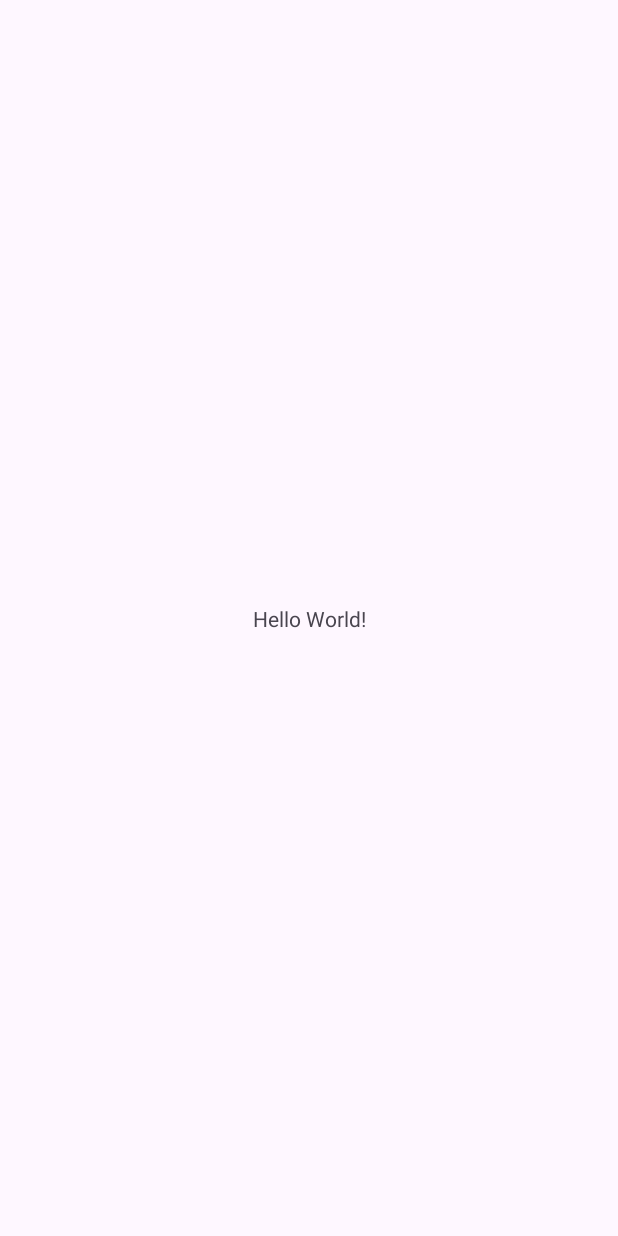
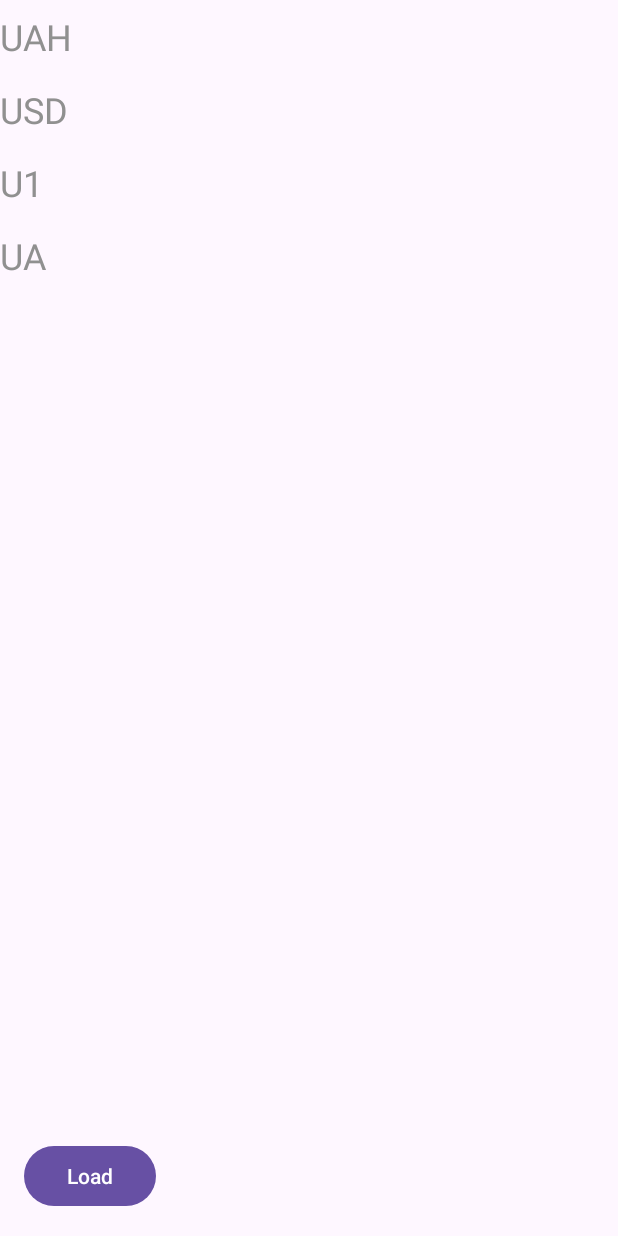
Before and after one commit to Mus-42/uni_android_currency_exchange_rate_viewer, an Android app: the screen it shows after launch (MainActivity), on a phone screen of 412 x 824 dp. Before the commit the screen is almost empty. Run offline under Robolectric (Android 15) with nearby library versions, the phone set to English and light mode, and no system bars; pictures from the network do not load.

Commit message:
WIP Currency list view

```diff
--- a/app/build.gradle.kts
+++ b/app/build.gradle.kts
@@ -47,6 +47,7 @@ dependencies {
     implementation(libs.androidx.constraintlayout)
     implementation("com.squareup.retrofit2:retrofit:3.0.0")
     implementation("com.squareup.retrofit2:converter-gson:3.0.0")
+    implementation(libs.androidx.recyclerview)
     testImplementation(libs.junit)
     androidTestImplementation(libs.androidx.junit)
     androidTestImplementation(libs.androidx.espresso.core)
--- /dev/null
+++ b/app/src/main/java/knu/mus/currencyexchangerateviewer/CurrenciesAdapter.kt
@@ -0,0 +1,66 @@
+package knu.mus.currencyexchangerateviewer
+
+import android.os.Bundle
+import android.view.LayoutInflater
+import android.view.View
+import android.util.Log
+import android.view.ViewGroup
+import android.widget.TextView
+import androidx.recyclerview.widget.RecyclerView
+import androidx.recyclerview.widget.ListAdapter
+import androidx.recyclerview.widget.DiffUtil
+
+class CurrenciesAdapter :
+    ListAdapter<CurrencyItem, CurrenciesAdapter.ViewHolder>(ItemDiffCallback) {
+
+    init {
+        Log.d(TAG, "CurrenciesAdapter init")
+    }
+
+    class ViewHolder(view: View) : RecyclerView.ViewHolder(view) {
+        val textView: TextView
+
+        init {
+            Log.d(TAG, "ViewHolder.init")
+            textView = view.findViewById(R.id.textView)
+        }
+
+        fun bind(item: CurrencyItem) {
+            Log.d(TAG, "BIND")
+            // TODO
+            textView.text = item.currency
+        }
+    }
+
+    override fun getItemViewType(position: Int) : Int {
+        return 0;
+    }
+
+    override fun onCreateViewHolder(viewGroup: ViewGroup, viewType: Int): ViewHolder {
+        Log.d(TAG, "onCreateViewHolder")
+        val view = LayoutInflater.from(viewGroup.context)
+            .inflate(R.layout.currency_item, viewGroup, false)
+
+        return ViewHolder(view)
+    }
+
+    override fun onBindViewHolder(holder: ViewHolder, position: Int) {
+        Log.d(TAG, "onBindViewHolder")
+        val item = getItem(position)
+        holder.bind(item)
+    }
+
+    companion object {
+        const val TAG = "CurrAdapter";
+    }
+}
+
+object ItemDiffCallback : DiffUtil.ItemCallback<CurrencyItem>() {
+    override fun areItemsTheSame(oldItem: CurrencyItem, newItem: CurrencyItem): Boolean {
+        return oldItem == newItem
+    }
+
+    override fun areContentsTheSame(oldItem: CurrencyItem, newItem: CurrencyItem): Boolean {
+        return oldItem.currency == newItem.currency
+    }
+}
--- /dev/null
+++ b/app/src/main/java/knu/mus/currencyexchangerateviewer/CurrencyItem.kt
@@ -0,0 +1,3 @@
+package knu.mus.currencyexchangerateviewer
+
+data class CurrencyItem(val currency: String, val saleRate: Float, val purchaseRate: Float);
--- /dev/null
+++ b/app/src/main/java/knu/mus/currencyexchangerateviewer/CurrencyListViewModel.kt
@@ -0,0 +1,21 @@
+package knu.mus.currencyexchangerateviewer
+
+import androidx.lifecycle.LiveData
+import androidx.lifecycle.MutableLiveData
+import androidx.lifecycle.ViewModel
+
+class CurrencyListViewModel : ViewModel() {
+    // TODO
+    private val _liveData: MutableLiveData<List<CurrencyItem>> = MutableLiveData(listOf())
+    val liveData: LiveData<List<CurrencyItem>>
+        get() = _liveData
+
+    fun load() {
+        _liveData.value = listOf(
+            CurrencyItem("UAH", 0.1f, 0.1f),
+            CurrencyItem("USD", 0.1f, 0.1f),
+            CurrencyItem("U1", 0.1f, 0.1f),
+            CurrencyItem("UA", 0.1f, 0.1f),
+        )
+    }
+}
--- a/app/src/main/java/knu/mus/currencyexchangerateviewer/MainActivity.kt
+++ b/app/src/main/java/knu/mus/currencyexchangerateviewer/MainActivity.kt
@@ -1,15 +1,40 @@
 package knu.mus.currencyexchangerateviewer
 
 import android.os.Bundle
+import android.util.Log
 import androidx.activity.enableEdgeToEdge
+import androidx.activity.viewModels
 import androidx.appcompat.app.AppCompatActivity
-import androidx.core.view.ViewCompat
-import androidx.core.view.WindowInsetsCompat
+import androidx.recyclerview.widget.LinearLayoutManager
+import androidx.recyclerview.widget.RecyclerView
+
 
 class MainActivity : AppCompatActivity() {
+    val viewModel by viewModels<CurrencyListViewModel>();
+
     override fun onCreate(savedInstanceState: Bundle?) {
         super.onCreate(savedInstanceState)
         enableEdgeToEdge()
         setContentView(R.layout.activity_main)
+
+        val adapter = CurrenciesAdapter();
+
+        val recyclerView: RecyclerView = findViewById(R.id.recycler_view)
+        recyclerView.setLayoutManager(LinearLayoutManager(this));
+        recyclerView.adapter = adapter;
+
+
+        // TODO viewModel.someData.onObserve do something with adapter
+
+        viewModel.liveData.observe(this) { newCurrencyItems: List<CurrencyItem> ->
+            Log.d(TAG, "submit list ${newCurrencyItems.size}")
+            adapter.submitList(newCurrencyItems)
+        }
+
+        viewModel.load();
+    }
+
+    companion object {
+        const val TAG = "CurrMain";
     }
 }
--- a/app/src/main/res/layout/activity_main.xml
+++ b/app/src/main/res/layout/activity_main.xml
@@ -2,18 +2,24 @@
 <androidx.constraintlayout.widget.ConstraintLayout xmlns:android="http://schemas.android.com/apk/res/android"
     xmlns:app="http://schemas.android.com/apk/res-auto"
     xmlns:tools="http://schemas.android.com/tools"
-    android:id="@+id/main"
     android:layout_width="match_parent"
     android:layout_height="match_parent"
     tools:context=".MainActivity">
 
-    <TextView
+    <androidx.recyclerview.widget.RecyclerView
+        android:id="@+id/recycler_view"
+        android:layout_width="match_parent"
+        android:layout_height="match_parent"
+        tools:layout_editor_absoluteY="1dp" />
+
+    <Button
+        android:id="@+id/button"
         android:layout_width="wrap_content"
         android:layout_height="wrap_content"
-        android:text="Hello World!"
+        android:layout_marginStart="16dp"
+        android:layout_marginBottom="16dp"
+        android:text="Load"
         app:layout_constraintBottom_toBottomOf="parent"
-        app:layout_constraintEnd_toEndOf="parent"
-        app:layout_constraintStart_toStartOf="parent"
-        app:layout_constraintTop_toTopOf="parent" />
+        app:layout_constraintStart_toStartOf="parent" />
 
 </androidx.constraintlayout.widget.ConstraintLayout>
--- /dev/null
+++ b/app/src/main/res/layout/currency_item.xml
@@ -0,0 +1,18 @@
+<?xml version="1.0" encoding="utf-8"?>
+<androidx.constraintlayout.widget.ConstraintLayout xmlns:android="http://schemas.android.com/apk/res/android"
+xmlns:app="http://schemas.android.com/apk/res-auto"
+android:layout_width="match_parent"
+android:layout_height="wrap_content">
+
+    <TextView
+        android:id="@+id/textView"
+        android:layout_width="wrap_content"
+        android:layout_height="wrap_content"
+        android:layout_margin="8dp"
+        android:text="sus"
+        android:textAppearance="?attr/textAppearanceHeadline5"
+        android:textColor="#909090"
+        app:layout_constraintBottom_toBottomOf="parent"
+        app:layout_constraintTop_toTopOf="parent" />
+
+</androidx.constraintlayout.widget.ConstraintLayout>
--- a/gradle/libs.versions.toml
+++ b/gradle/libs.versions.toml
@@ -9,6 +9,7 @@ appcompat = "1.7.1"
 material = "1.13.0"
 activity = "1.11.0"
 constraintlayout = "2.2.1"
+recyclerview = "1.4.0"
 
 [libraries]
 androidx-core-ktx = { group = "androidx.core", name = "core-ktx", version.ref = "coreKtx" }
@@ -19,6 +20,7 @@ androidx-appcompat = { group = "androidx.appcompat", name = "appcompat", version
 material = { group = "com.google.android.material", name = "material", version.ref = "material" }
 androidx-activity = { group = "androidx.activity", name = "activity", version.ref = "activity" }
 androidx-constraintlayout = { group = "androidx.constraintlayout", name = "constraintlayout", version.ref = "constraintlayout" }
+androidx-recyclerview = { group = "androidx.recyclerview", name = "recyclerview", version.ref = "recyclerview" }
 
 [plugins]
 android-application = { id = "com.android.application", version.ref = "agp" }
```
